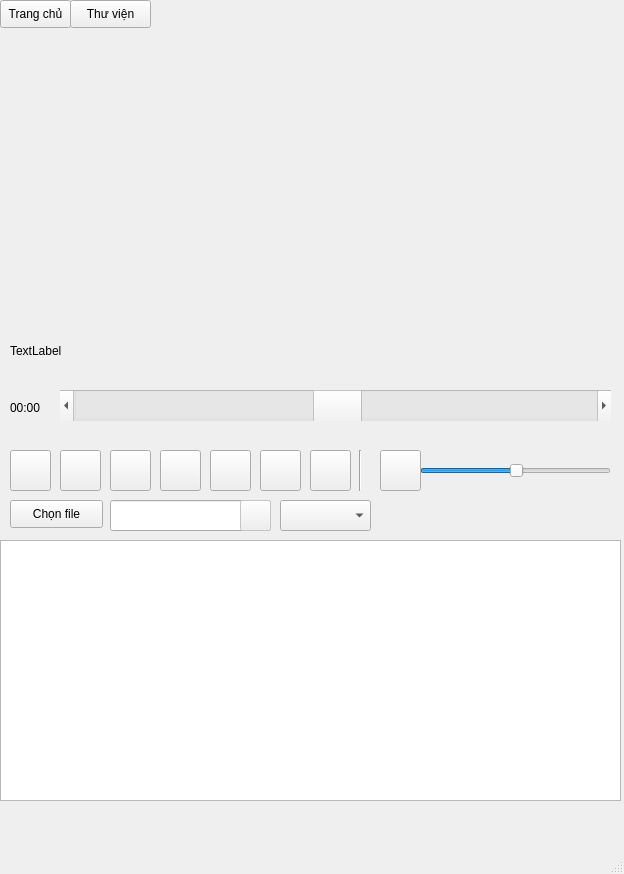
Before: the Qt Designer form nhac.ui in NguyenVanVinh1912/ProjectPythonAudio, drawn with Qt 5.
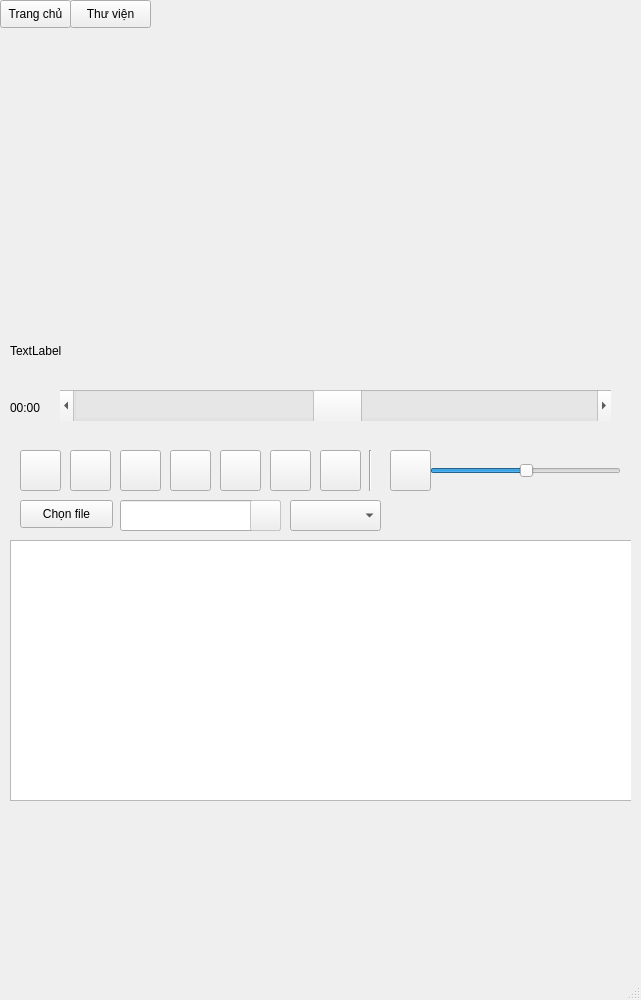
After: the same form once the commit is applied. Icons and pictures are not drawn.

Patch:
```diff
--- a/nhac.ui
+++ b/nhac.ui
@@ -6,8 +6,8 @@
    <rect>
     <x>0</x>
     <y>0</y>
-    <width>624</width>
-    <height>874</height>
+    <width>641</width>
+    <height>1000</height>
    </rect>
   </property>
   <property name="windowTitle">
@@ -18,9 +18,9 @@
     <property name="geometry">
      <rect>
       <x>100</x>
-      <y>80</y>
+      <y>60</y>
       <width>421</width>
-      <height>221</height>
+      <height>241</height>
      </rect>
     </property>
     <property name="layoutDirection">
@@ -39,10 +39,10 @@
    <widget class="QWidget" name="widget" native="true">
     <property name="geometry">
      <rect>
-      <x>0</x>
+      <x>10</x>
       <y>440</y>
       <width>621</width>
-      <height>401</height>
+      <height>571</height>
      </rect>
     </property>
     <widget class="QPushButton" name="ngau_nhien">
@@ -339,7 +339,7 @@
       <rect>
        <x>0</x>
        <y>100</y>
-       <width>621</width>
+       <width>622</width>
        <height>261</height>
       </rect>
      </property>
```
Left out of the diff: 2 changed lines with no effect on the pictures.
